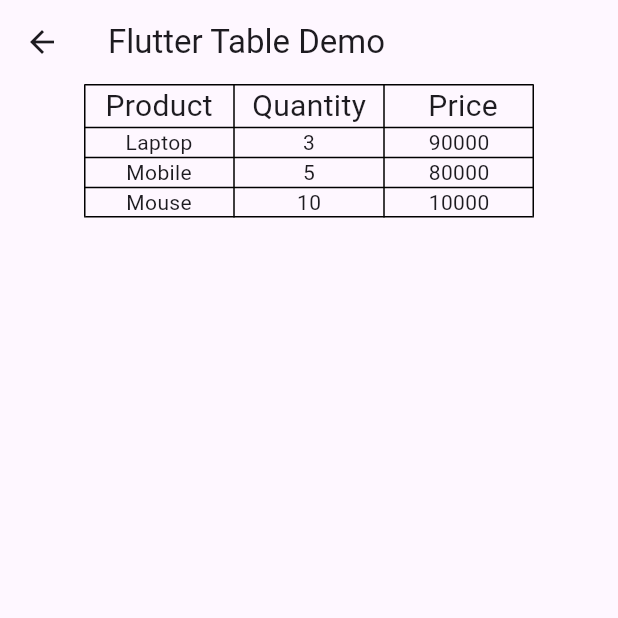
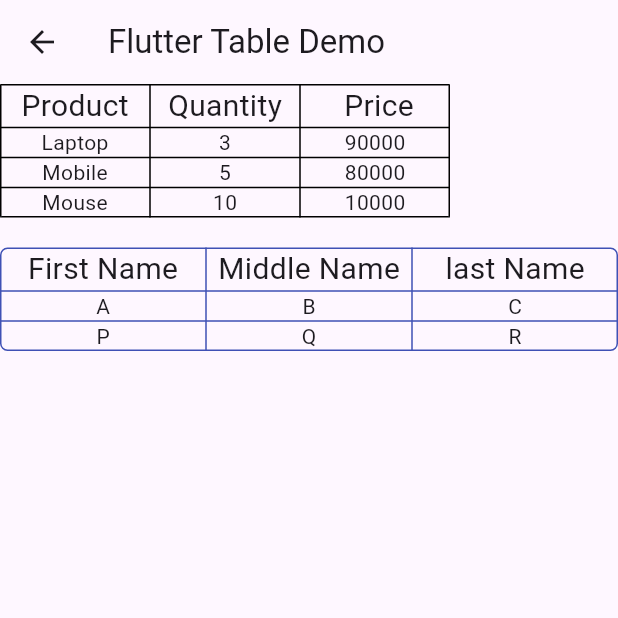
Before and after one commit to halkudepooja/flutter_ui_designs_ideas, a Flutter app: the FlutterTableDemo screen opened directly, on a phone screen of 412 x 824 dp, the top half of it. Run offline on Flutter 3.47's test engine with Material 3 defaults, Android fonts, the light colour scheme and no system bars; our stand-ins replace custom_rating_bar, dio, fluttertoast, percent_indicator, searchfield, shared_preferences; missing offline and left inert: apk_installer, linear_progress_bar, textfield_search; accounts and stored records are empty.

Commit message:
table bar demo

```diff
--- a/lib/FlutterTable/flutter_table.dart
+++ b/lib/FlutterTable/flutter_table.dart
@@ -12,39 +12,111 @@ class _FlutterTableDemoState extends State<FlutterTableDemo> {
   Widget build(BuildContext context) {
     return Scaffold(
       appBar: AppBar(title: Text("Flutter Table Demo")),
-      body: Center(child: Column(children:[
+      body: Center(
+        child: Column(
+          children: [
+            Container(
+              child: Column(
+                crossAxisAlignment: CrossAxisAlignment.start,
+                children: [
+                  Table(
+                    defaultColumnWidth: FixedColumnWidth(100),
+                    border: TableBorder.all(color: Colors.black),
+                    children: [
+                      TableRow(
+                        children: [
+                          Column(
+                            children: [
+                              Text('Product', style: TextStyle(fontSize: 20.0)),
+                            ],
+                          ),
+                          Column(
+                            children: [
+                              Text(
+                                'Quantity',
+                                style: TextStyle(fontSize: 20.0),
+                              ),
+                            ],
+                          ),
+                          Column(
+                            children: [
+                              Text(' Price', style: TextStyle(fontSize: 20.0)),
+                            ],
+                          ),
+                        ],
+                      ),
+                      TableRow(
+                        children: [
+                          Column(children: [Text('Laptop')]),
+                          Column(children: [Text('3')]),
+                          Column(children: [Text('90000')]),
+                        ],
+                      ),
+                      TableRow(
+                        children: [
+                          Column(children: [Text('Mobile')]),
+                          Column(children: [Text('5')]),
+                          Column(children: [Text('80000')]),
+                        ],
+                      ),
+                      TableRow(
+                        children: [
+                          Column(children: [Text('Mouse')]),
+                          Column(children: [Text('10')]),
+                          Column(children: [Text('10000')]),
+                        ],
+                      ),
+                    ],
+                  ),
+                  SizedBox(height: 20),
+                  Table(
+                    border: TableBorder.all(
+                      borderRadius: BorderRadius.all(Radius.circular(5)),
+                      color: Colors.indigo,
+                    ),
+                    children: [
+                      TableRow(
+                        children: [
+                          Column(
+                            children: [
+                              Text("First Name", style: TextStyle(fontSize: 20.0)),
+                            ],
+                          ),
 
-        Container(
-          child: Table(
-            defaultColumnWidth: FixedColumnWidth(100),
-            border: TableBorder.all(color: Colors.black),
-            children: [
-              TableRow(children: [
-                 Column(children:[Text('Product', style: TextStyle(fontSize: 20.0))]),
-                        Column(children:[Text('Quantity', style: TextStyle(fontSize: 20.0))]),
-                        Column(children:[Text(' Price', style: TextStyle(fontSize: 20.0))]),
-
-              ]),
- TableRow( children: [
-                        Column(children:[Text('Laptop')]),
-                        Column(children:[Text('3')]),
-                        Column(children:[Text('90000')]),
-                      ]),
-                      TableRow( children: [
-                        Column(children:[Text('Mobile')]),
-                        Column(children:[Text('5')]),
-                        Column(children:[Text('80000')]),
-                      ]),
-                      TableRow( children: [
-                        Column(children:[Text('Mouse')]),
-                        Column(children:[Text('10')]),
-                        Column(children:[Text('10000')]),
-                      ]),
-
-            ],
-          ),
-        )
-      ]),
-    ));
+                          Column(
+                            children: [
+                              Text("Middle Name", style: TextStyle(fontSize: 20.0)),
+                            ],
+                          ),
+                          Column(
+                            children: [
+                              Text("last Name", style: TextStyle(fontSize: 20.0)),
+                            ],
+                          ),
+                        ],
+                      ),
+TableRow(
+                        children: [
+                          Column(children: [Text('A')]),
+                          Column(children: [Text('B')]),
+                          Column(children: [Text('C')]),
+                        ],
+                      ),
+TableRow(
+                        children: [
+                          Column(children: [Text('P')]),
+                          Column(children: [Text('Q')]),
+                          Column(children: [Text('R')]),
+                        ],
+                      ),
+                    ],
+                  ),
+                ],
+              ),
+            ),
+          ],
+        ),
+      ),
+    );
   }
 }
```
